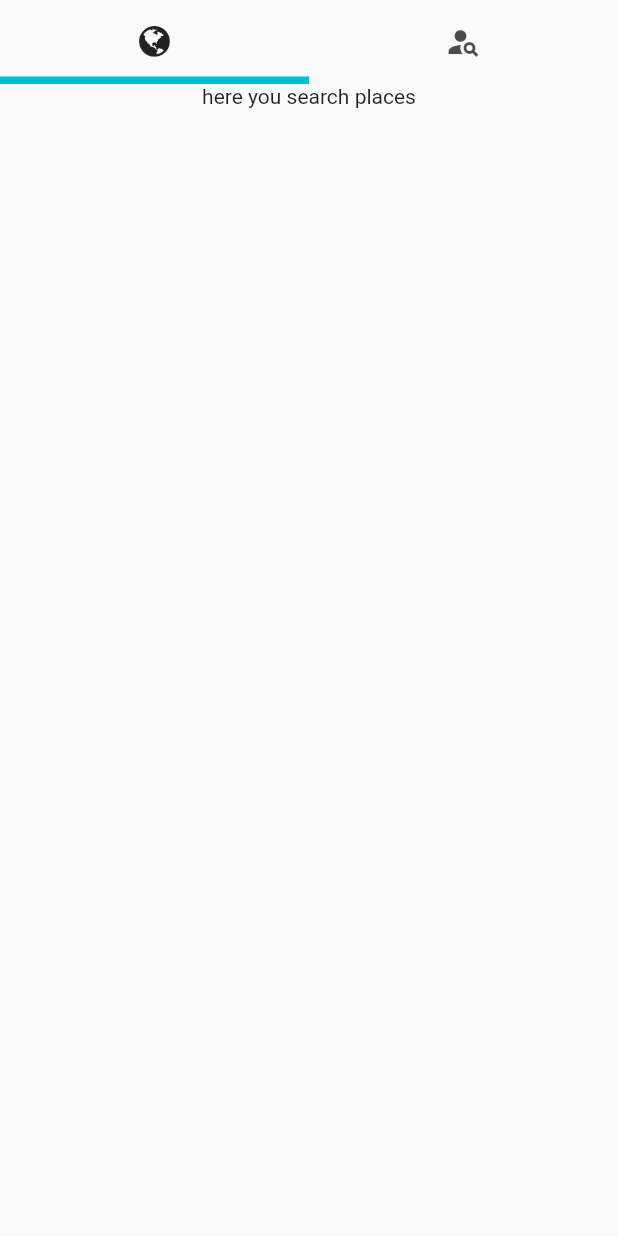
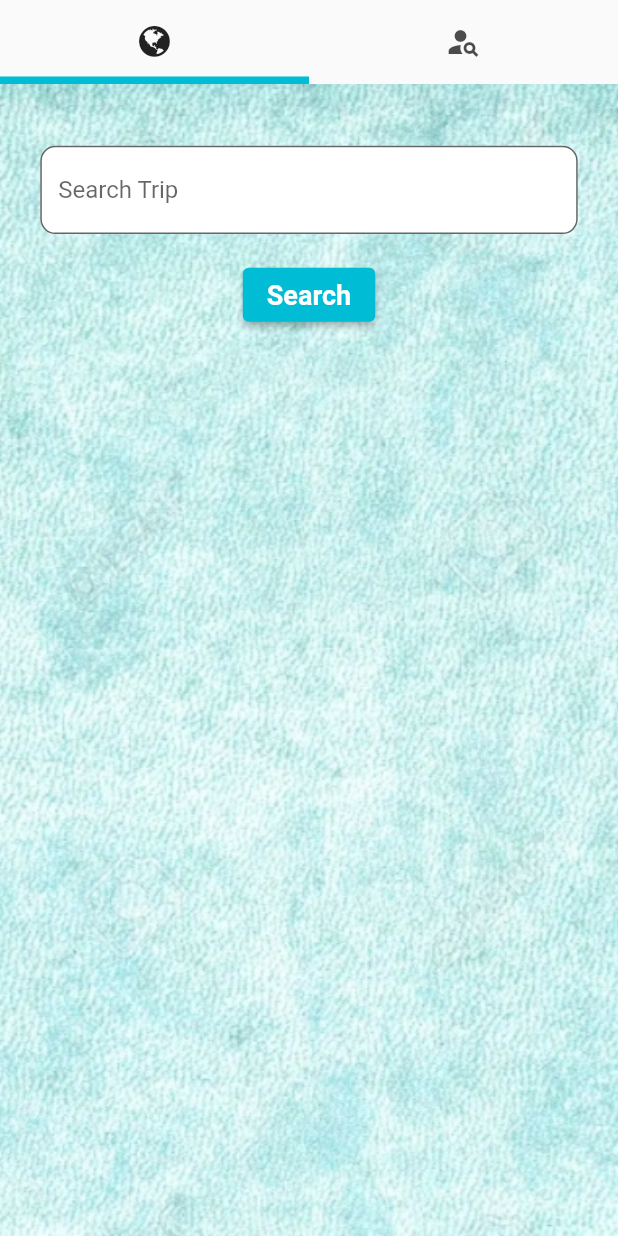
Before and after one commit to Pilar-Ferran/wanderer3, a Flutter app: the ExploreScreen screen opened directly, on a phone screen of 412 x 824 dp. Run offline on Flutter 3.47's test engine with Material 2 defaults, Android fonts, the phone set to English and light mode, and no system bars; our stand-ins replace cloud_firestore, firebase_auth, firebase_core, firebase_storage, flutter_html, fluttertoast and 3 more; missing offline and left inert: dart:ffi; accounts and stored records are empty.

Commit message:
Add files via upload

```diff
--- a/lib/Screens/explore_screen.dart
+++ b/lib/Screens/explore_screen.dart
@@ -2,6 +2,7 @@ import 'package:firebase_storage/firebase_storage.dart';
 import 'package:flutter/cupertino.dart';
 import 'package:flutter/material.dart';
 import 'package:my_login/Component/picture_loading_indicator.dart';
+import 'package:my_login/dataclasses/trip_data.dart';
 import '../Component/trip_preview.dart';
 import '../icons_app.dart';
 import 'package:cloud_firestore/cloud_firestore.dart';
@@ -17,8 +18,53 @@ class ExploreScreen extends StatefulWidget {
 class _ExploreScreenState extends State<ExploreScreen> {
   Map<String, dynamic>? userMap;
   bool loading = false;
+  bool loading2= false;
   final TextEditingController _search = TextEditingController();
+  final TextEditingController _searchtrip = TextEditingController();
+  late Future resultsLoaded;
+  List _allResults = [];
+  List _resultsList = [];
 
+
+
+  @override
+  void didChangeDependencies() {
+    super.didChangeDependencies();
+    resultsLoaded = getUsersPastTripsStreamSnapshots();
+  }
+
+
+
+  searchResultsList() {
+    var showResults = [];
+
+    if(_searchtrip.text != "") {
+      for(var tripSnapshot in _allResults){
+        var title = TripData.fromSnapshot(tripSnapshot).place;
+        if(title.contains(_searchtrip.text)) {
+          TripData aux= TripData.fromSnapshot(tripSnapshot);
+
+          showResults.add(aux);
+        }
+      }
+
+    } else {
+
+      showResults = List.from(_allResults);
+    }
+    setState(() {
+      _resultsList = showResults;
+    });
+  }
+
+  getUsersPastTripsStreamSnapshots() async {
+    var data = await FirebaseFirestore.instance.collection('trips').where("location", isEqualTo: _searchtrip.text).get();
+    setState(() {
+      _allResults = data.docs;
+    });
+    searchResultsList();
+    print(_allResults);
+  }
   @override
 
   Widget build(BuildContext context) {
@@ -48,10 +94,68 @@ class _ExploreScreenState extends State<ExploreScreen> {
         ),
         body: TabBarView(
           children: [
-            Column(
-              crossAxisAlignment: CrossAxisAlignment.center,
-              mainAxisSize: MainAxisSize.min,
-              children: const [Text("here you search places"),],
+            Container(
+              constraints: const BoxConstraints.expand(),
+              decoration: const BoxDecoration(
+                image: DecorationImage(
+                  image: AssetImage('images/cyan.jpg'),
+                  fit: BoxFit.cover,
+                ),
+              ),
+              child:Column(
+                crossAxisAlignment: CrossAxisAlignment.center,
+                mainAxisSize: MainAxisSize.min,
+
+                    children: [
+                      SizedBox(
+                        height: size.height / 20,
+                      ),
+                      Container(
+                        height: size.height / 14,
+                        width: size.width,
+                        alignment: Alignment.center,
+                        child: Container(
+                          height: size.height / 14,
+                          width: size.width / 1.15,
+                          child: TextField(
+                            controller: _searchtrip,
+                            decoration: InputDecoration(
+                              filled:true,
+                              fillColor: Colors.white,
+                              hintText: "Search Trip",
+                              border: OutlineInputBorder(
+                                borderRadius: BorderRadius.circular(10),
+                              ),
+                            ),
+                          ),
+                        ),
+                      ),
+                      SizedBox(
+                        height: size.height / 50,
+                      ),
+                      ElevatedButton(
+                        onPressed: getUsersPastTripsStreamSnapshots,
+                        child: const Text("Search", style: TextStyle(
+                          color: Colors.white,
+                          fontSize: 18,
+                          fontWeight: FontWeight.w600,
+                        ),),
+                      ),
+                      SizedBox(
+                        height: size.height / 30,
+                      ),
+                      Expanded(
+                              child: ListView.builder(
+                              itemCount: _resultsList.length,
+                              itemBuilder: (BuildContext context, int index) =>
+                              TripPreview(_resultsList[index]),
+                              )
+
+                      ),
+    ],
+                  ),
+
+
             ),
         Container(
           constraints: const BoxConstraints.expand(),
@@ -121,7 +225,7 @@ class _ExploreScreenState extends State<ExploreScreen> {
                         ListTile(
                           onTap:() {},
                           leading: FutureBuilder(
-                            future: getUserImage(userMap!['profile_picture']),
+                            future: getImage(userMap!['profile_picture']),
                             builder: (context, snapshot){
                               if (snapshot.connectionState == ConnectionState.done) {
                                 if (snapshot.hasError) {
@@ -185,7 +289,6 @@ class _ExploreScreenState extends State<ExploreScreen> {
       loading = false;
       userMap=null;
     });
-      print('hola');
       ScaffoldMessenger.of(context).showSnackBar(
         SnackBar(
           content: const Text('No user found', style: TextStyle(
@@ -202,10 +305,13 @@ class _ExploreScreenState extends State<ExploreScreen> {
 
   }
 
-  Future<String> getUserImage(String imagePath) async {
+  Future<String> getImage(String imagePath) async {
     final ref = FirebaseStorage.instance.ref().child(imagePath);
     var url = await ref.getDownloadURL();
     return url;
   }
 
+
+
+
 }
```
